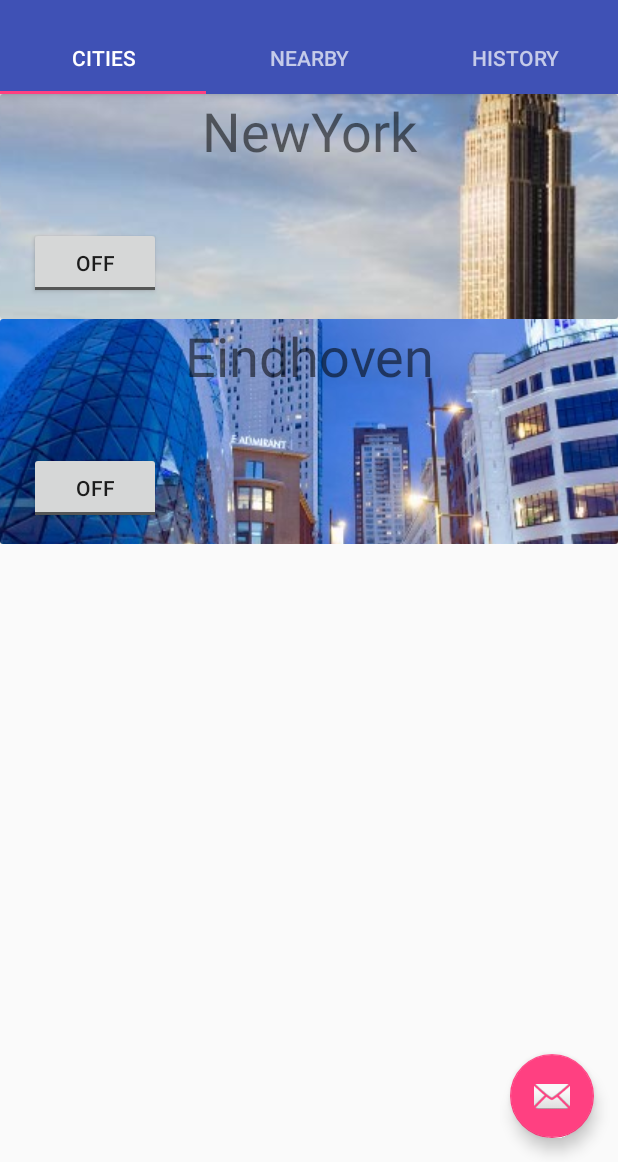
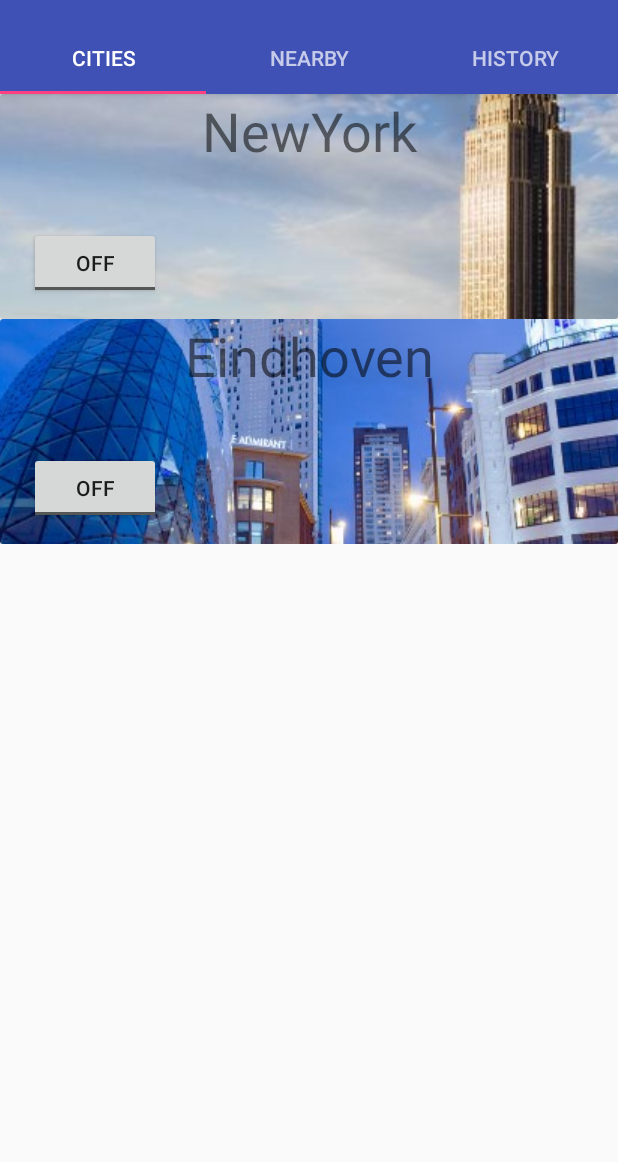
Before and after one commit to zebybez/SmartMobile, an Android app: the screen it shows after launch (MainActivity), on a phone screen of 412 x 824 dp, the part 74-1236 px from its top. Run offline under Robolectric (Android 15) with nearby library versions, the phone set to English and light mode, and no system bars.

```diff
--- a/app/src/main/java/com/duo/app/bonnefoyage/Activity/MainActivity.java
+++ b/app/src/main/java/com/duo/app/bonnefoyage/Activity/MainActivity.java
@@ -1,33 +1,24 @@
 package com.duo.app.bonnefoyage.Activity;
 
-import android.content.Context;
-import android.location.Location;
+import android.os.Bundle;
 import android.support.design.widget.TabLayout;
-import android.support.design.widget.FloatingActionButton;
-import android.support.design.widget.Snackbar;
-import android.support.v7.app.AppCompatActivity;
-import android.support.v7.widget.Toolbar;
-
 import android.support.v4.app.Fragment;
 import android.support.v4.app.FragmentManager;
 import android.support.v4.app.FragmentPagerAdapter;
 import android.support.v4.view.ViewPager;
-import android.os.Bundle;
+import android.support.v7.app.AppCompatActivity;
+import android.support.v7.widget.Toolbar;
 import android.view.Menu;
 import android.view.MenuItem;
-import android.view.View;
 
 import com.duo.app.bonnefoyage.Activity.data.Database;
 import com.duo.app.bonnefoyage.Activity.data.IBonneRepo;
-import com.duo.app.bonnefoyage.Activity.data.TestDataBase;
-import com.duo.app.bonnefoyage.Enum.AttractionType;
-import com.duo.app.bonnefoyage.R;
-import com.duo.app.bonnefoyage.domein.City;
-import com.duo.app.bonnefoyage.domein.LandMark;
-import com.duo.app.bonnefoyage.domein.User;
 import com.duo.app.bonnefoyage.Activity.fragment.CityFragment;
 import com.duo.app.bonnefoyage.Activity.fragment.NearbyFragment;
 import com.duo.app.bonnefoyage.Activity.fragment.VisitedLocationsFragment;
+import com.duo.app.bonnefoyage.R;
+import com.duo.app.bonnefoyage.domein.City;
+import com.duo.app.bonnefoyage.domein.User;
 
 public class MainActivity extends AppCompatActivity {
 
@@ -61,10 +52,6 @@ public class MainActivity extends AppCompatActivity {
         //testing here
         user = dataRepo.getUser("test@test.com");
 
-        Location location = new Location("test");
-        location.setLatitude(54.7);
-        location.setLongitude(3.9);
-
         City city = dataRepo.getCity("NewYork");
         City city2 = dataRepo.getCity("Eindhoven");
         user.addRecommendation(city);
@@ -84,20 +71,7 @@ public class MainActivity extends AppCompatActivity {
         TabLayout tabLayout = (TabLayout) findViewById(R.id.tabs);
         tabLayout.setupWithViewPager(mViewPager);
 
-        //
-//        FloatingActionButton fab = (FloatingActionButton) findViewById(R.id.fab);
-//        fab.setOnClickListener(new View.OnClickListener() {
-//            @Override
-//            public void onClick(View view) {
-//                Snackbar.make(view, "Replace with your own action", Snackbar.LENGTH_LONG)
-//                        .setAction("Action", null).show();
-//            }
-//        });
-
-        //user = dataRepo.getUser("test@test.test");
-        //todo: get user from intent. for now use test user.
-
-
+        //todo: get user email from intent, get actual user from database. For now use test user.
 
         //todo: calculate recommended cities based on user. make interface for a Recommender class.
     }
@@ -143,7 +117,6 @@ public class MainActivity extends AppCompatActivity {
 
             dataRepo.putUser(user);
             fragmentBundle.putString("email", user.getEmail());
-            //todo put firebase database item, to get data from? ipv user, or to put data into database.
             Fragment fragment;
             switch (position){
                 case 0:
--- /dev/null
+++ b/app/src/main/java/com/duo/app/bonnefoyage/Activity/ViewCityActivity.java
@@ -0,0 +1,8 @@
+package com.duo.app.bonnefoyage.Activity;
+
+/**
+ * Created by zeb on 1-5-17.
+ */
+
+public class ViewCityActivity {
+}
--- a/app/src/main/java/com/duo/app/bonnefoyage/Activity/fragment/CityFragment.java
+++ b/app/src/main/java/com/duo/app/bonnefoyage/Activity/fragment/CityFragment.java
@@ -11,7 +11,6 @@ import android.view.ViewGroup;
 
 import com.duo.app.bonnefoyage.Activity.data.Database;
 import com.duo.app.bonnefoyage.Activity.data.IBonneRepo;
-import com.duo.app.bonnefoyage.Enum.AttractionType;
 import com.duo.app.bonnefoyage.R;
 import com.duo.app.bonnefoyage.View.adapter.CityCardAdapter;
 import com.duo.app.bonnefoyage.domein.User;
@@ -37,7 +36,7 @@ public class CityFragment extends Fragment {
         Bundle args = getArguments();
         dataRepo = Database.getDataInstance();
         user = dataRepo.getUser(args.getString("email"));
-        //todo: get recommended cities for user, and show in list (RecyclerView), FUNCTIONALITEIT
+        //todo: get recommended cities for user, FUNCTIONALITEIT
     }
 
     @Override
--- a/app/src/main/java/com/duo/app/bonnefoyage/Activity/fragment/NearbyFragment.java
+++ b/app/src/main/java/com/duo/app/bonnefoyage/Activity/fragment/NearbyFragment.java
@@ -14,7 +14,6 @@ import android.support.v4.app.ActivityCompat;
 import android.support.v4.app.Fragment;
 import android.support.v4.content.ContextCompat;
 import android.support.v7.app.AlertDialog;
-import android.support.v7.widget.CardView;
 import android.support.v7.widget.LinearLayoutManager;
 import android.support.v7.widget.RecyclerView;
 import android.view.LayoutInflater;
@@ -26,9 +25,7 @@ import android.widget.Toast;
 
 import com.duo.app.bonnefoyage.Activity.data.Database;
 import com.duo.app.bonnefoyage.Activity.data.IBonneRepo;
-import com.duo.app.bonnefoyage.Activity.data.TestDataBase;
 import com.duo.app.bonnefoyage.R;
-import com.duo.app.bonnefoyage.View.adapter.CityCardAdapter;
 import com.duo.app.bonnefoyage.View.adapter.LandMarkAdapter;
 import com.duo.app.bonnefoyage.domein.City;
 import com.duo.app.bonnefoyage.domein.User;
@@ -121,8 +118,6 @@ public class NearbyFragment extends Fragment {
             recyclerView.swapAdapter(new LandMarkAdapter(user), false);
             textView.setText(temp.getName());
             imageButton.setImageResource(temp.getImageID());
-
-            //todo update bannerImage
         }else {
             user.setLocation(new Location("error"));
             recyclerView.swapAdapter(new LandMarkAdapter(user), false);
@@ -146,6 +141,7 @@ public class NearbyFragment extends Fragment {
             }
             return returnCity;
         } else {
+            //todo throw exeption
             return null;
         }
     }
--- a/app/src/main/java/com/duo/app/bonnefoyage/View/adapter/CityCardAdapter.java
+++ b/app/src/main/java/com/duo/app/bonnefoyage/View/adapter/CityCardAdapter.java
@@ -1,5 +1,6 @@
 package com.duo.app.bonnefoyage.View.adapter;
 
+import android.content.Intent;
 import android.support.v7.widget.RecyclerView;
 import android.view.LayoutInflater;
 import android.view.View;
@@ -23,18 +24,19 @@ public class CityCardAdapter extends RecyclerView.Adapter<CityCardAdapter.CityVi
 
     private List<City> cities;
 
+    public CityCardAdapter(List<City> cities) {
+        this.cities = cities;
+    }
+
     @Override
     public void onAttachedToRecyclerView(RecyclerView recyclerView) {
         super.onAttachedToRecyclerView(recyclerView);
     }
 
-    public CityCardAdapter(List<City> cities) {
-        this.cities = cities;
-    }
-
     @Override
     public CityViewHolder onCreateViewHolder(ViewGroup parent, int viewType) {
         View v = LayoutInflater.from(parent.getContext()).inflate(R.layout.card_city, parent, false);
+
         return new CityViewHolder(v);
     }
 
@@ -50,7 +52,7 @@ public class CityCardAdapter extends RecyclerView.Adapter<CityCardAdapter.CityVi
     }
 
     //INNER CLASS
-    public static class CityViewHolder extends RecyclerView.ViewHolder {
+    public static class CityViewHolder extends RecyclerView.ViewHolder implements View.OnClickListener {
 
         public TextView cityTextView;
         public ToggleButton toggleLike;
@@ -62,5 +64,12 @@ public class CityCardAdapter extends RecyclerView.Adapter<CityCardAdapter.CityVi
             toggleLike = (ToggleButton) itemView.findViewById(R.id.toggleButton_LikeCity);
             imageButtonViewCity = (ImageButton) itemView.findViewById(R.id.imageButton_city);
         }
+
+        @Override
+        public void onClick(View v) {
+            Intent intent = new Intent();
+
+            v.getContext().startActivity(intent);
+        }
     }
 }
--- a/app/src/main/res/layout/activity_main.xml
+++ b/app/src/main/res/layout/activity_main.xml
@@ -37,12 +37,4 @@
         android:layout_height="match_parent"
         app:layout_behavior="@string/appbar_scrolling_view_behavior" />
 
-    <android.support.design.widget.FloatingActionButton
-        android:id="@+id/fab"
-        android:layout_width="wrap_content"
-        android:layout_height="wrap_content"
-        android:layout_gravity="end|bottom"
-        android:layout_margin="@dimen/fab_margin"
-        app:srcCompat="@android:drawable/ic_dialog_email" />
-
 </android.support.design.widget.CoordinatorLayout>
```
